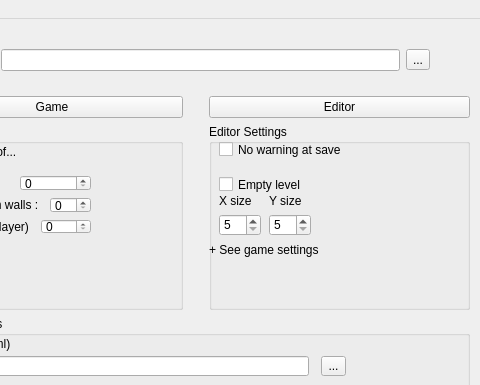
The window that O2R_Launcher/MainWindow.ui (pierreyoda/o2r) describes before a commit, drawn with Qt 5; both pictures show x 90 to 570 and y 0 to 385 of the 570 by 600 pixel window.
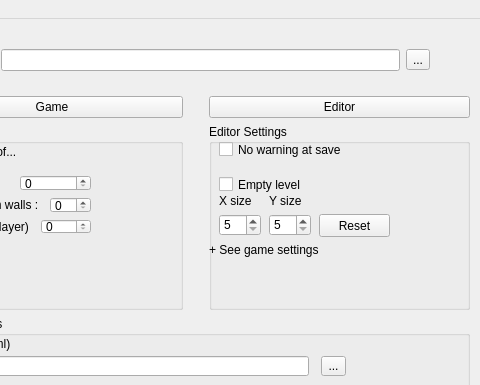
The same window after the commit. Icons and pictures are not drawn.

Commit message: Launcher : - Added reset button - In AboutDialog : link didn't open - Updated translation

```diff
--- a/O2R_Launcher/MainWindow.ui
+++ b/O2R_Launcher/MainWindow.ui
@@ -338,6 +338,19 @@
            <string>+ See game settings</string>
           </property>
          </widget>
+         <widget class="QPushButton" name="resetButton">
+          <property name="geometry">
+           <rect>
+            <x>110</x>
+            <y>90</y>
+            <width>71</width>
+            <height>23</height>
+           </rect>
+          </property>
+          <property name="text">
+           <string>Reset</string>
+          </property>
+         </widget>
         </widget>
        </item>
       </layout>
```
The commit also changes 10 other files.
